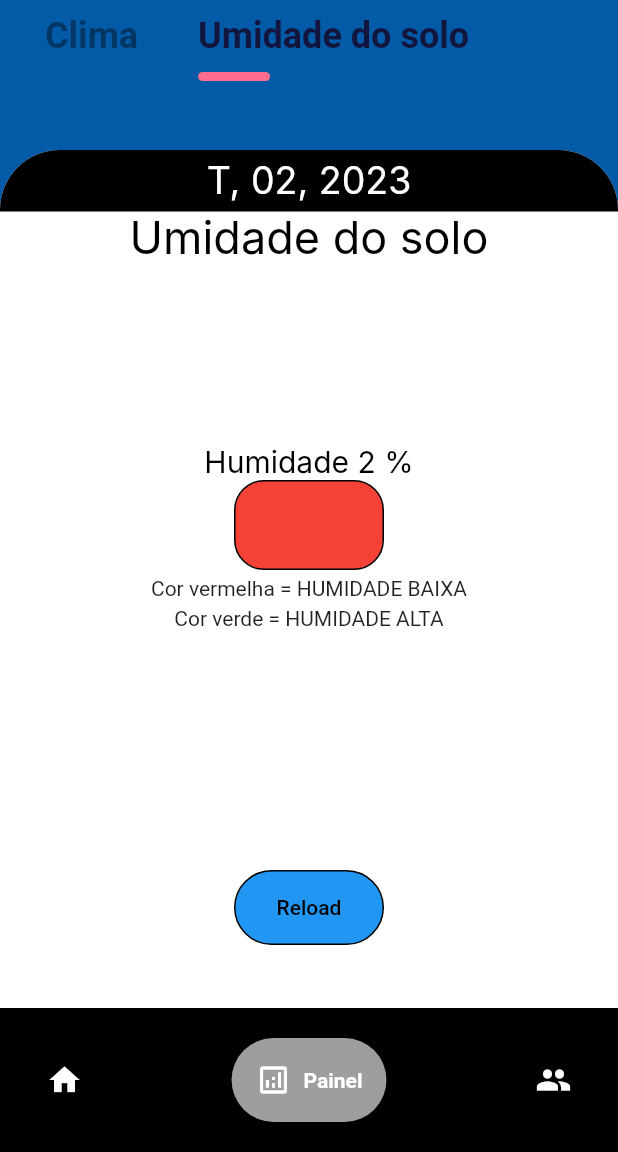
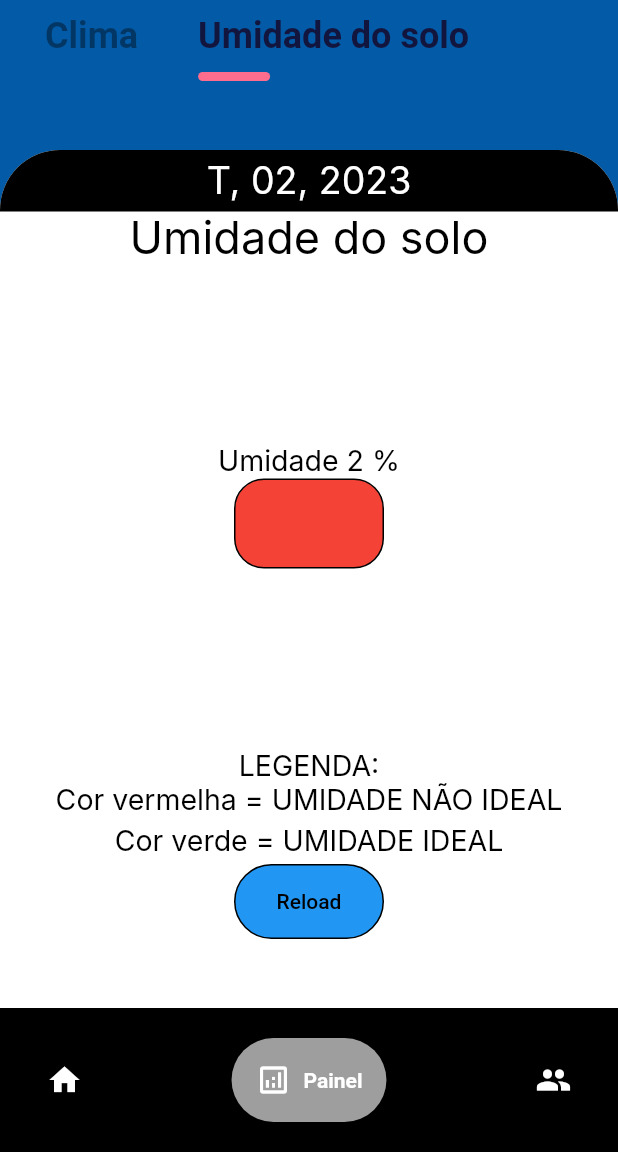
Before and after one commit to MyNameIsGustavo/FarmFitMobile, a Flutter app: the appbar2 screen opened directly, on a phone screen of 412 x 824 dp, the part 84-1236 px from its top. Run offline on Flutter 3.47's test engine with Material 2 defaults, Android fonts, the phone set to English and light mode, and no system bars; drawn by our look-alikes of google_nav_bar; missing offline and left inert: mqtt_client; Roboto replaces fonts that are missing (Inter).

Commit message:
Alterando pequenas coisas

```diff
--- a/lib/pages/painelhumidade.dart
+++ b/lib/pages/painelhumidade.dart
@@ -129,9 +129,9 @@ class _dados2State extends State<dados2> {
           Padding(padding: EdgeInsets.all(60)),
           Container(
             child: Text(
-              "Humidade $valor %",
+              "Umidade $valor %",
               style: TextStyle(
-                fontSize: 20,
+                fontSize: 19,
                 color: Colors.black,
                 fontFamily: 'Inter',
               ),
@@ -143,18 +143,43 @@ class _dados2State extends State<dados2> {
             decoration: BoxDecoration(
               border: Border.all(color: Colors.black),
               borderRadius: BorderRadius.circular(20),
-              color: int.parse(valor) < 75
+              color: int.parse(valor) < 20 || int.parse(valor) > 60
                   ? Colors.red
-                  : int.parse(valor) > 75
+                  : int.parse(valor) > 20 || int.parse(valor) < 60
                       ? Colors.green
                       : Colors.grey,
             ),
           ),
+          Padding(padding: EdgeInsets.all(60)),
+          Text(
+            "LEGENDA:",
+            textAlign: TextAlign.justify,
+            style: TextStyle(
+              fontSize: 19,
+              fontFamily: 'Inter',
+              color: Colors.black,
+            ),
+          ),
+          Text(
+            "Cor vermelha = UMIDADE NÃO IDEAL",
+            textAlign: TextAlign.justify,
+            style: TextStyle(
+              fontSize: 19,
+              fontFamily: 'Inter',
+              color: Colors.black,
+            ),
+          ),
           Padding(padding: EdgeInsets.all(2)),
-          Text("Cor vermelha = HUMIDADE BAIXA"),
+          Text(
+            "Cor verde = UMIDADE IDEAL",
+            textAlign: TextAlign.justify,
+            style: TextStyle(
+              fontSize: 19,
+              fontFamily: 'Inter',
+              color: Colors.black,
+            ),
+          ),
           Padding(padding: EdgeInsets.all(2)),
-          Text("Cor verde = HUMIDADE ALTA"),
-          Padding(padding: EdgeInsets.all(80)),
           Container(
             height: 50,
             width: 100,
```
